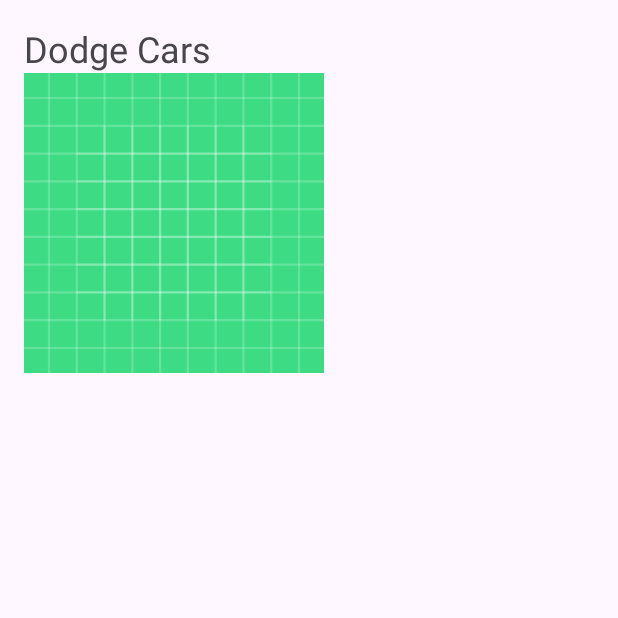
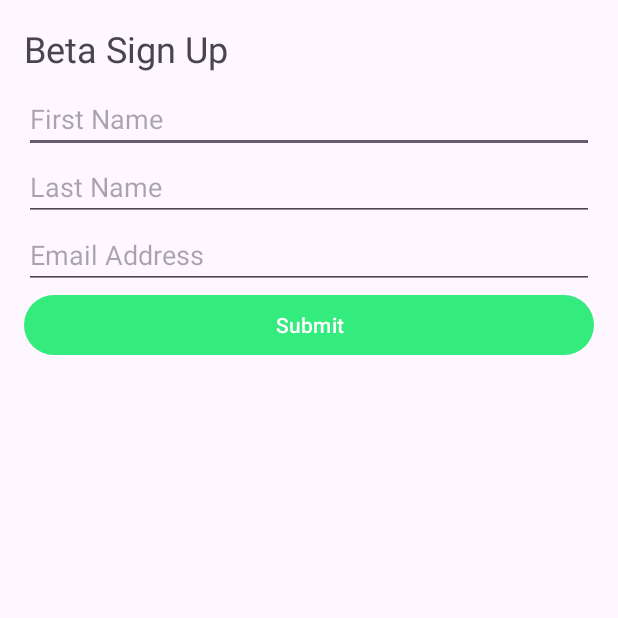
Before and after one commit to roguepanther/us-muscle, an Android app: the ViewsDodge screen opened directly, with no data from a screen before it, on a phone screen of 412 x 824 dp, the top half of it. Run offline under Robolectric (Android 15) with nearby library versions, the phone set to English and light mode, and no system bars; our stand-ins replace Firebase (no records; nobody signed in at launch, a user with empty details on screens opened directly).

Commit message:
Added connection to Firebase for Beta Sign Up.

```diff
--- a/app/build.gradle
+++ b/app/build.gradle
@@ -36,6 +36,10 @@ dependencies {
     implementation 'androidx.constraintlayout:constraintlayout:2.1.3'
     implementation 'ie.imobile.extremepush:XtremePush_lib:9.2.1'
     implementation 'com.google.firebase:firebase-messaging:23.0.6'
+    // Firebase Authentication
+    implementation 'com.google.firebase:firebase-auth:21.0.1'
+    // Firebase Realtime Database
+    implementation 'com.google.firebase:firebase-database:20.0.0'
     implementation 'com.google.android.gms:play-services-location:20.0.0'
     implementation 'com.squareup.okhttp3:okhttp:4.10.0'
     implementation 'com.squareup:otto:1.3.8'
--- a/app/src/main/java/com/nprkov/usmuscle/ViewsDodge.java
+++ b/app/src/main/java/com/nprkov/usmuscle/ViewsDodge.java
@@ -1,13 +1,71 @@
 package com.nprkov.usmuscle;
 
 import android.os.Bundle;
+import android.text.TextUtils;
+import android.view.View;
+import android.widget.Button;
+import android.widget.EditText;
+import android.widget.Toast;
 
 import androidx.appcompat.app.AppCompatActivity;
 
+import com.google.firebase.database.DatabaseReference;
+import com.google.firebase.database.FirebaseDatabase;
+
 public class ViewsDodge extends AppCompatActivity {
+
+    private EditText editTextFirstName, editTextLastName, editTextEmail;
+    private Button buttonSubmit;
+    private DatabaseReference databaseReference;
     @Override
     protected void onCreate(Bundle savedInstanceState) {
         super.onCreate(savedInstanceState);
         setContentView(R.layout.dodge_views);
+
+        // Initialize Firebase
+        FirebaseDatabase firebaseDatabase = FirebaseDatabase.getInstance();
+        databaseReference = firebaseDatabase.getReference("users");
+
+        // Initialize Views
+        editTextFirstName = findViewById(R.id.editTextFirstName);
+        editTextLastName = findViewById(R.id.editTextLastName);
+        editTextEmail = findViewById(R.id.editTextEmail);
+        buttonSubmit = findViewById(R.id.buttonSubmit);
+
+        // Handle submit button click
+        buttonSubmit.setOnClickListener(new View.OnClickListener(){
+            @Override
+            public void onClick(View v) {
+                saveUserData();
+            }
+        });
+    }
+
+    private void saveUserData() {
+        String firstName = editTextFirstName.getText().toString().trim();
+        String lastName = editTextLastName.getText().toString().trim();
+        String email = editTextEmail.getText().toString().trim();
+
+        // Validate the fields
+        if (TextUtils.isEmpty(firstName)) {
+            editTextFirstName.setError("Please enter first name");
+            return;
+        }
+        if (TextUtils.isEmpty(lastName)) {
+            editTextLastName.setError("Please enter last name");
+            return;
+        }
+        if (TextUtils.isEmpty(email)) {
+            editTextEmail.setError("Please enter email");
+            return;
+        }
+
+        // Create a new user object
+        User user = new User(firstName, lastName, email);
+
+        // Push the user data to Firebase
+        databaseReference.push().setValue(user);
+
+        Toast.makeText(this, "Data saved successfully", Toast.LENGTH_SHORT).show();
     }
 }
--- a/app/src/main/res/layout/dodge_views.xml
+++ b/app/src/main/res/layout/dodge_views.xml
@@ -5,19 +5,40 @@
     android:layout_height="match_parent"
     android:padding="16dp"
     tools:context=".ViewsDodge">
-
     <TextView
-        android:id="@+id/textViewSecond"
+        android:id="@+id/betaTextHeader"
         android:layout_width="wrap_content"
         android:layout_height="wrap_content"
-        android:text="Dodge Cars"
-        android:textSize="24sp" />
+        android:text="Beta Sign Up"
+        android:textSize="24dp"
+        android:layout_marginBottom="8dp"/>
 
-    <ImageView
-        android:id="@+id/imageView"
-        android:layout_width="200dp"
-        android:layout_height="200dp"
-        android:layout_below="@id/textViewSecond"
-        android:src="@drawable/ic_launcher_background" />
+    <EditText
+        android:id="@+id/editTextFirstName"
+        android:layout_width="match_parent"
+        android:layout_height="wrap_content"
+        android:layout_below="@+id/betaTextHeader"
+        android:hint="First Name" />
+
+    <EditText
+        android:id="@+id/editTextLastName"
+        android:layout_width="match_parent"
+        android:layout_height="wrap_content"
+        android:layout_below="@+id/editTextFirstName"
+        android:hint="Last Name" />
+
+    <EditText
+        android:id="@+id/editTextEmail"
+        android:layout_width="match_parent"
+        android:layout_height="wrap_content"
+        android:layout_below="@+id/editTextLastName"
+        android:hint="Email Address" />
+
+    <Button
+        android:id="@+id/buttonSubmit"
+        android:layout_width="match_parent"
+        android:layout_height="wrap_content"
+        android:layout_below="@+id/editTextEmail"
+        android:text="Submit" />
 
 </RelativeLayout>
--- a/build.gradle
+++ b/build.gradle
@@ -1,3 +1,8 @@
+buildscript {
+    dependencies {
+        classpath 'com.google.gms:google-services:4.3.8'
+    }
+}
 // Top-level build file where you can add configuration options common to all sub-projects/modules.
 plugins {
     id 'com.android.application' version '8.0.2' apply false
```
Also changed, not shown: app/src/main/java/com/nprkov/usmuscle/User.java (added, +43 -0 lines), 1 other file.
